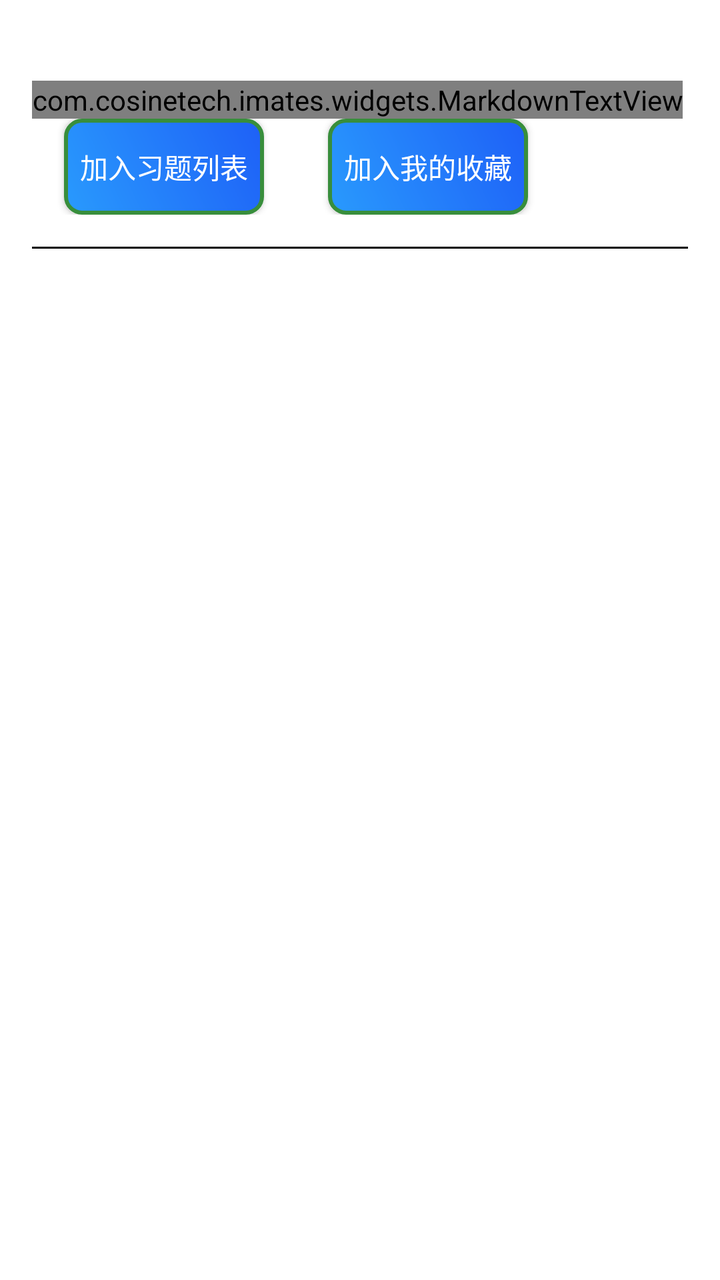
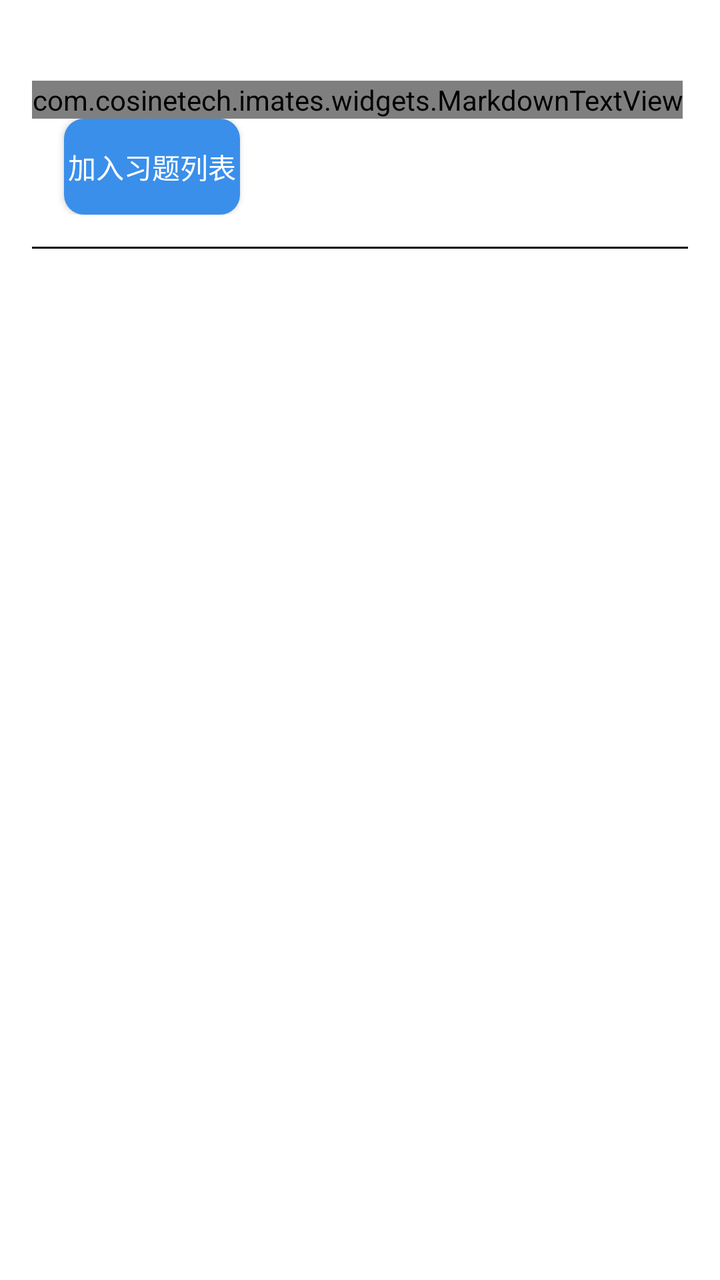

Before-and-after screenshots of an Android layout around one commit, followed by the original layout XML and the change that was made.
<!-- AndroidManifest.xml: application theme Theme.IMatesApp.FullScreen -->
<!-- res/layout/item_similar_question.xml -->
<?xml version="1.0" encoding="utf-8"?>
<LinearLayout xmlns:android="http://schemas.android.com/apk/res/android"
    android:id="@+id/container"
    android:layout_width="match_parent"
    android:layout_height="wrap_content"
    android:orientation="vertical"
    android:padding="16dp"
    android:background="@drawable/item_exercise_background"
    android:clickable="true"
    android:focusable="true">

    <TextView
        android:id="@+id/item_number"
        android:layout_width="wrap_content"
        android:layout_height="wrap_content"
        android:textSize="18sp"
        android:minHeight="24dp"
        android:textColor="@android:color/black"
        android:layout_gravity="start"
        android:layout_marginEnd="8dp" />

    <com.cosinetech.imates.widgets.MarkdownTextView
        android:id="@+id/question_text"
        android:clickable="true"
        android:focusable="false"
        android:layout_width="wrap_content"
        android:layout_height="wrap_content"
        android:textColor="#000000"/>

    <LinearLayout
        android:layout_width="match_parent"
        android:layout_height="wrap_content"
        android:orientation="horizontal">

        <Button
            android:id="@+id/add_to_list"
            android:layout_width="wrap_content"
            android:layout_height="wrap_content"
            android:layout_marginHorizontal="16dp"
            android:textColor="#ffffff"
            android:background="@drawable/button_bk"
            android:text = "加入习题列表"/>

        <Button
            android:id="@+id/add_to_favor"
            android:layout_width="wrap_content"
            android:layout_height="wrap_content"
            android:layout_marginHorizontal="16dp"
            android:textColor="#ffffff"
            android:background="@drawable/button_bk"
            android:text = "加入我的收藏"/>
    </LinearLayout>

    <View
        android:layout_width="match_parent"
        android:layout_height="1dp"
        android:background="#000000"
        android:layout_marginTop="16dp"/>
</LinearLayout>
<!-- resources referenced by this layout -->
<resources>
  <!-- drawable button_bk (drawable) -->
  <shape xmlns:android="http://schemas.android.com/apk/res/android"
      android:shape="rectangle">
  
      
      <gradient
          android:startColor="#299afd"
          android:endColor="#1e60f7"
          android:angle="45" />
  
      
      <corners
          android:radius="8dp" />
  
      
      <padding
          android:left="8dp"
          android:right="8dp"
          android:top="8dp"
          android:bottom="8dp" />
  
      
      <stroke
          android:width="2dp"
          android:color="#388E3C" />
  </shape>
  <!-- drawable item_exercise_background (drawable) -->
  <?xml version="1.0" encoding="utf-8"?>
  <selector xmlns:android="http://schemas.android.com/apk/res/android">
      <item android:state_selected="true">
          <shape>
              <solid android:color="@android:color/transparent" />
              <stroke android:width="2dp" android:color="@android:color/holo_blue_light" />
              <corners android:radius="8dp" />
          </shape>
      </item>
      <item>
          <shape>
              <solid android:color="@android:color/white" />
          </shape>
      </item>
  </selector>
  <style name="Theme.IMatesApp.FullScreen" parent="Theme.AppCompat.Light.NoActionBar">
          
          <item name="android:windowFullscreen">true</item>
          
          <item name="android:windowTranslucentStatus">true</item>
          
          <item name="android:windowTranslucentNavigation">true</item>
      </style>
</resources>

<!-- the commit's change to res/layout/item_similar_question.xml (unified diff, before → after) -->
@@ -46,6 +46,7 @@
             android:layout_width="wrap_content"
             android:layout_height="wrap_content"
             android:layout_marginHorizontal="16dp"
+            android:visibility="gone"
             android:textColor="#ffffff"
             android:background="@drawable/button_bk"
             android:text = "加入我的收藏"/>
<!-- resource entries referenced after the edit -->
@@ -1,31 +1,14 @@
 <!-- resources referenced by this layout -->
 <resources>
   <!-- drawable button_bk (drawable) -->
-  <shape xmlns:android="http://schemas.android.com/apk/res/android"
-      android:shape="rectangle">
-  
+  <?xml version="1.0" encoding="utf-8"?>
+  <selector xmlns:android="http://schemas.android.com/apk/res/android">
+      <item android:drawable="@drawable/button_disabled"  android:state_enabled="false"/>
       
-      <gradient
-          android:startColor="#299afd"
-          android:endColor="#1e60f7"
-          android:angle="45" />
-  
+      <item android:drawable="@drawable/button_normal" android:state_pressed="false"/>
       
-      <corners
-          android:radius="8dp" />
-  
-      
-      <padding
-          android:left="8dp"
-          android:right="8dp"
-          android:top="8dp"
-          android:bottom="8dp" />
-  
-      
-      <stroke
-          android:width="2dp"
-          android:color="#388E3C" />
-  </shape>
+      <item android:drawable="@drawable/button_pressed" android:state_pressed="true"/>
+  </selector>
   <!-- drawable item_exercise_background (drawable) -->
   <?xml version="1.0" encoding="utf-8"?>
   <selector xmlns:android="http://schemas.android.com/apk/res/android">
@@ -50,5 +33,35 @@
           
           <item name="android:windowTranslucentNavigation">true</item>
       </style>
+  <!-- drawable button_disabled (drawable) -->
+  <?xml version="1.0" encoding="utf-8"?>
+  <shape
+      xmlns:android="http://schemas.android.com/apk/res/android"
+      android:shape="rectangle">
+      
+      <corners android:radius="10dp"/>
+      
+      <solid android:color="#95999B"/>
+  </shape>
+  <!-- drawable button_normal (drawable) -->
+  <?xml version="1.0" encoding="utf-8"?>
+  <shape
+      xmlns:android="http://schemas.android.com/apk/res/android"
+      android:shape="rectangle">
+      
+      <corners android:radius="10dp"/>
+      
+      <solid android:color="#3a8fea"/>
+  </shape>
+  <!-- drawable button_pressed (drawable) -->
+  <?xml version="1.0" encoding="utf-8"?>
+  <shape
+      xmlns:android="http://schemas.android.com/apk/res/android"
+      android:shape="rectangle">
+      
+      <corners android:radius="10dp"/>
+      
+      <solid android:color="#0662f5"/>
+  </shape>
 </resources>
 
